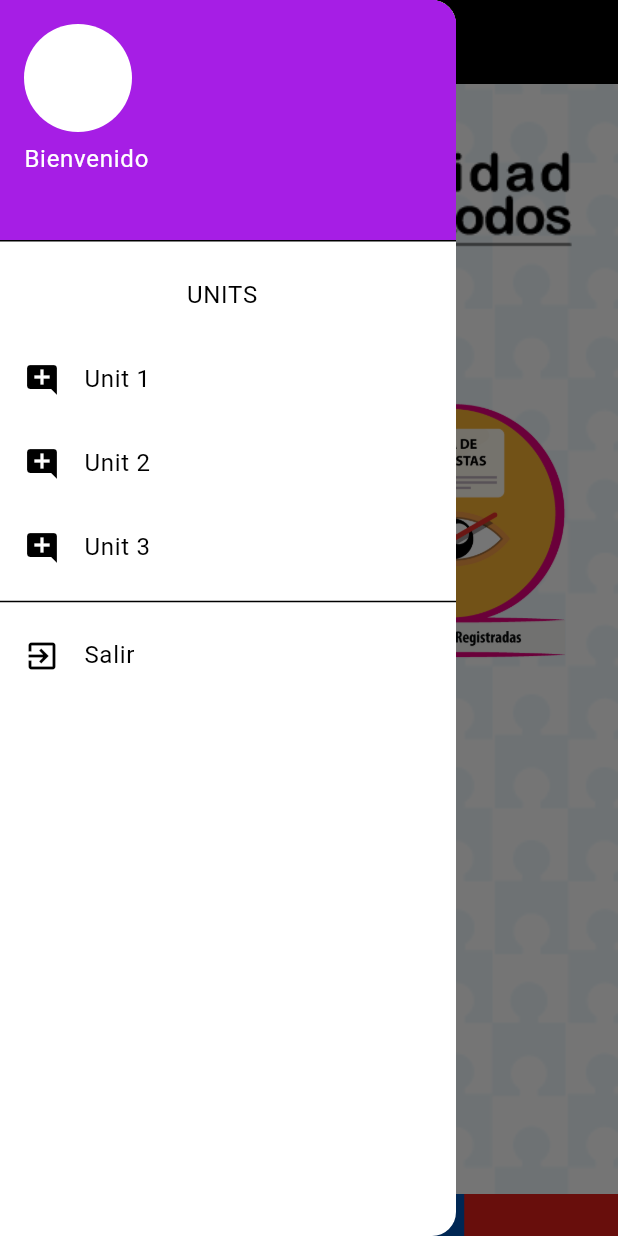
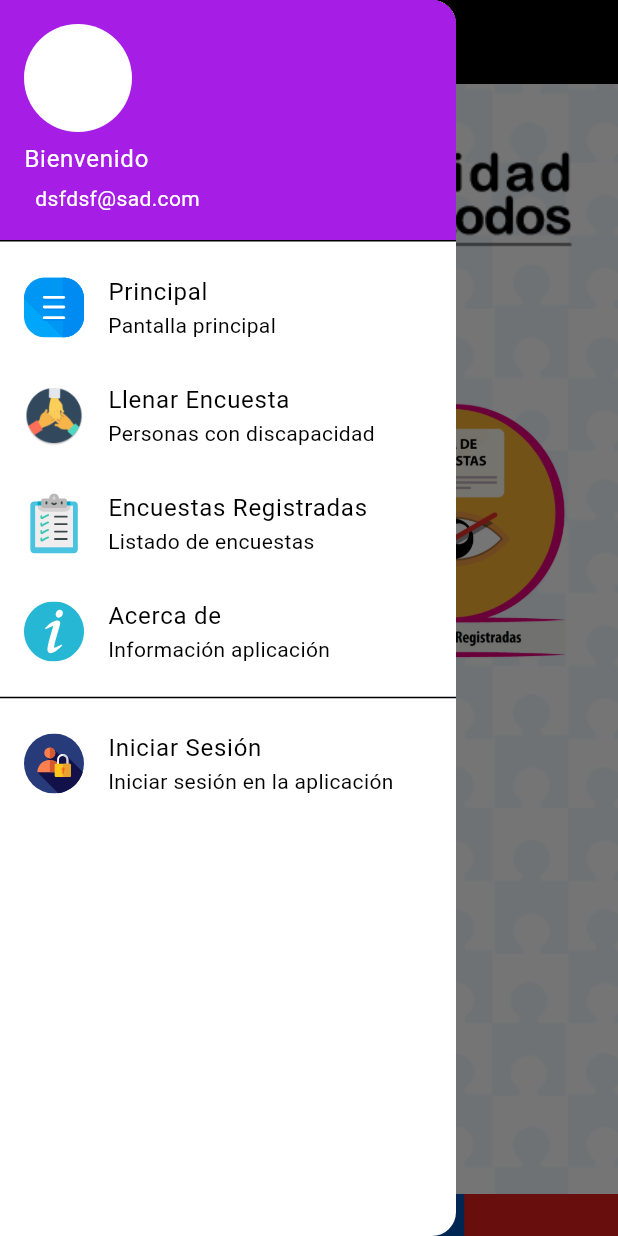
Before and after one commit to Denniss2C/FichaVulnerabilidad, a Flutter app: the screen it shows after launch, with the side drawer open, on a phone screen of 412 x 824 dp. Run offline on Flutter 3.47's test engine with Material 3 defaults, Android fonts, the phone set to English and light mode, and no system bars; our stand-ins replace flutter_svg.

Commit message:
ADD SVG
Se agregaron los svg para el menú (drawer), se hizo una asimilación al modelo.

```diff
--- a/lib/utils/ui/drawables.dart
+++ b/lib/utils/ui/drawables.dart
@@ -12,4 +12,12 @@ class TrackingDrawables {
   static String getFlatEcuador() => 'assets/images/flat_ecuador.png';
   static String getFondoMies() => 'assets/images/fondo_mies.png';
   static String getUsuario() => 'assets/images/ic_user.png';
+  static String getLaucher() => 'assets/images/ic_launcher.png';
+
+  //SVG
+  static String getSVGPrincipal() => 'assets/svg/principal.svg';
+  static String getSVGAcercaDe() => 'assets/svg/acercaDe.svg';
+  static String getSVGListaRegistros() => 'assets/svg/lista_registros.svg';
+  static String getSVGLogin() => 'assets/svg/login.svg';
+  static String getSVGLogout() => 'assets/svg/logout.svg';
 }
--- a/lib/widgets/drawer.dart
+++ b/lib/widgets/drawer.dart
@@ -1,6 +1,8 @@
 import 'package:fichavulnerabilidad/screens/infoMIES.dart';
 import 'package:fichavulnerabilidad/screens/lista_encuestas.dart';
 import 'package:fichavulnerabilidad/screens/new_encuesta.dart';
+import 'package:fichavulnerabilidad/utils/ui/drawables.dart';
+import 'package:flutter_svg/flutter_svg.dart';
 import 'package:flutter/material.dart';
 
 class CustomDrawer extends StatelessWidget {
@@ -13,7 +15,7 @@ class CustomDrawer extends StatelessWidget {
         children: [
           const UserAccountsDrawerHeader(
             accountName: Text('Bienvenido'),
-            accountEmail: Text('   '),
+            accountEmail: Text('  dsfdsf@sad.com '),
             currentAccountPicture: CircleAvatar(
               backgroundColor: Colors.white,
               child: Icon(
@@ -22,33 +24,53 @@ class CustomDrawer extends StatelessWidget {
               ),
             ),
           ),
-          const ListTile(
-            title: Column(
-              mainAxisAlignment: MainAxisAlignment.center,
-              children: [
-                Text('UNITS'),
-              ],
+          ListTile(
+            leading: SvgPicture.asset(
+              TrackingDrawables.getSVGPrincipal(), // Ruta al archivo SVG
+              width: 40, // Ajusta el tamaño según sea necesario
+              height: 40,
             ),
-          ),
-          ListTile(
-            leading: const Icon(Icons.add_comment),
-            title: const Text('Unit 1'),
+            title: const Text('Principal'),
+            subtitle: const Text('Pantalla principal'),
             onTap: () {
               // Implementar la lógica para navegar a la pantalla de inicio
               Navigator.pushNamed(context, NuevaEncuesta.routeName);
             },
           ),
           ListTile(
-            leading: const Icon(Icons.add_comment),
-            title: const Text('Unit 2'),
+            leading: Image.asset(
+              TrackingDrawables.getLaucher(),
+              width: 40, // Ajusta el tamaño según sea necesario
+              height: 40,
+            ),
+            title: const Text('Llenar Encuesta'),
+            subtitle: const Text('Personas con discapacidad'),
+            onTap: () {
+              // Implementar la lógica para navegar a la pantalla de inicio
+              Navigator.pushNamed(context, NuevaEncuesta.routeName);
+            },
+          ),
+          ListTile(
+            leading: SvgPicture.asset(
+              TrackingDrawables.getSVGListaRegistros(), // Ruta al archivo SVG
+              width: 40, // Ajusta el tamaño según sea necesario
+              height: 40,
+            ),
+            title: const Text('Encuestas Registradas'),
+            subtitle: const Text('Listado de encuestas'),
             onTap: () {
               // Implementar la lógica para navegar a la pantalla de inicio
               Navigator.pushNamed(context, EncuestaRegistrada.routeName);
             },
           ),
           ListTile(
-            leading: const Icon(Icons.add_comment),
-            title: const Text('Unit 3'),
+            leading: SvgPicture.asset(
+              TrackingDrawables.getSVGAcercaDe(), // Ruta al archivo SVG
+              width: 40, // Ajusta el tamaño según sea necesario
+              height: 40,
+            ),
+            title: const Text('Acerca de'),
+            subtitle: const Text('Información aplicación'),
             onTap: () {
               // Implementar la lógica para navegar a la pantalla de inicio
               Navigator.pushNamed(context, Mies.routeName);
@@ -56,8 +78,13 @@ class CustomDrawer extends StatelessWidget {
           ),
           const Divider(),
           ListTile(
-            leading: const Icon(Icons.exit_to_app),
-            title: const Text('Salir'),
+            leading: SvgPicture.asset(
+              TrackingDrawables.getSVGLogin(), // Ruta al archivo SVG
+              width: 40, // Ajusta el tamaño según sea necesario
+              height: 40,
+            ),
+            title: const Text('Iniciar Sesión'),
+            subtitle: const Text('Iniciar sesión en la aplicación'),
             onTap: () {
               // Implementar la lógica para cerrar sesión o salir de la aplicación
               Navigator.pop(context);
--- a/pubspec.yaml
+++ b/pubspec.yaml
@@ -14,6 +14,7 @@ dependencies:
     sdk: flutter
 
   cupertino_icons: ^1.0.8
+  flutter_svg: ^2.0.17
 
 dev_dependencies:
   flutter_test:
@@ -28,3 +29,4 @@ flutter:
   # To add assets to your application, add an assets section, like this:
   assets:
     - assets/images/
+    - assets/svg/
```
Also changed, not shown: assets/images/ic_launcher.png (added), assets/svg/acercaDe.svg (added), assets/svg/lista_registros.svg (added), assets/svg/login.svg (added), assets/svg/logout.svg (added), assets/svg/principal.svg (added), pubspec.lock.
